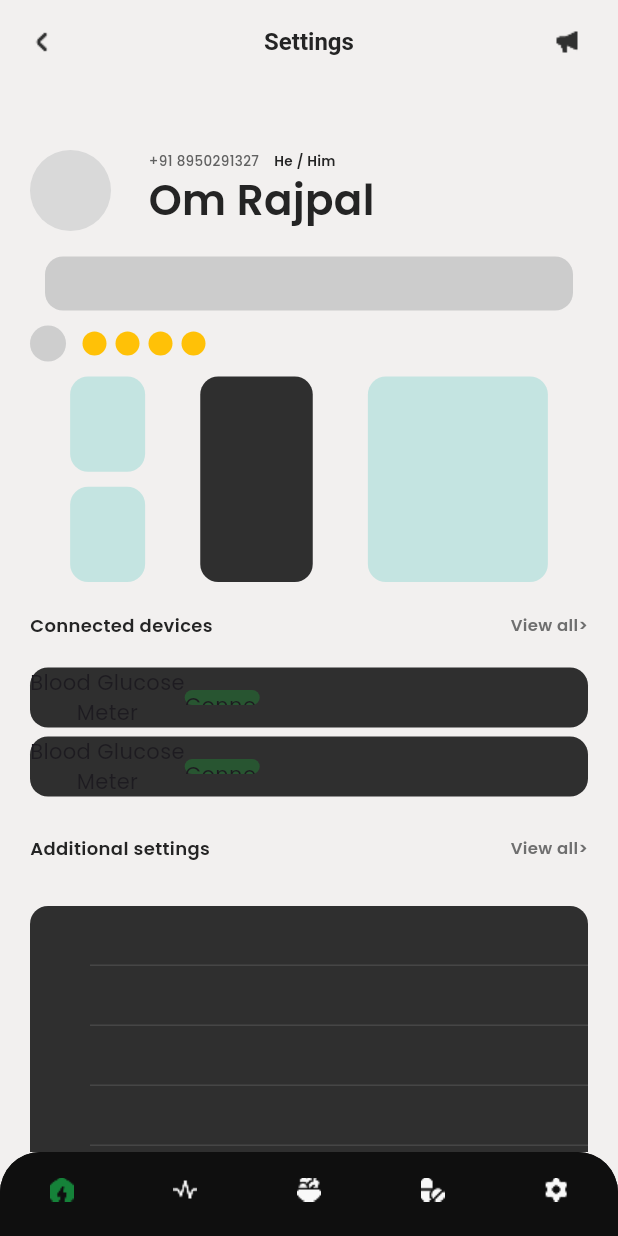
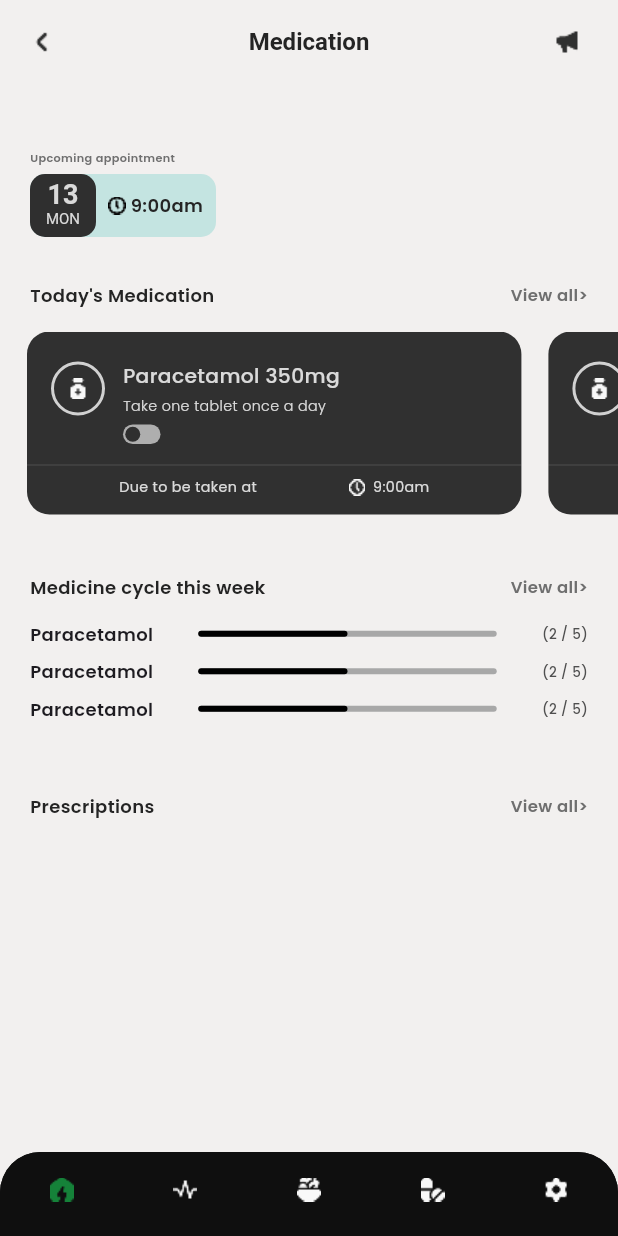
Before and after one commit to om13rajpal/diacare360, a Flutter app: the screen it shows after launch, item 2 of the bottom bar chosen, on a phone screen of 412 x 824 dp. Run offline on Flutter 3.47's test engine with Material 3 defaults, Android fonts, the light colour scheme and no system bars; drawn by our look-alikes of flutter_switch.

Commit message:
made the medication page (partial)

```diff
--- a/lib/navigation.dart
+++ b/lib/navigation.dart
@@ -1,3 +1,4 @@
+import 'package:diacare360/screens/medicine.dart';
 import 'package:diacare360/screens/settings.dart';
 import 'package:diacare360/screens/vitals.dart';
 import 'package:flutter/material.dart';
@@ -14,7 +15,7 @@ class _NavigationState extends State<Navigation> {
 
   final List<Widget> _currentPage = [
     Vitals(),
-    Settings(),
+    Medicine(),
     Settings(),
     Settings(),
     Settings(),
--- /dev/null
+++ b/lib/screens/medicine.dart
@@ -0,0 +1,182 @@
+import 'package:diacare360/utils/appbar.dart';
+import 'package:diacare360/utils/medicinecard.dart';
+import 'package:diacare360/utils/newsegment.dart';
+import 'package:flutter/material.dart';
+
+class Medicine extends StatelessWidget {
+  @override
+  Widget build(BuildContext context) {
+    return SafeArea(
+      child: CustomScrollView(
+        slivers: [
+          MyAppBar(title: 'Medication'),
+          SliverToBoxAdapter(
+            child: Padding(
+              padding: EdgeInsets.symmetric(horizontal: 20),
+              child: Column(
+                crossAxisAlignment: CrossAxisAlignment.start,
+                children: [
+                  Text(
+                    'Upcoming appointment',
+                    style: TextStyle(
+                      fontSize: 7.5,
+                      fontWeight: FontWeight.w600,
+                      color: Color(0xff6f6f6f),
+                    ),
+                  ),
+                  SizedBox(height: 5),
+                  Container(
+                    width: 124,
+                    height: 42,
+                    decoration: BoxDecoration(
+                      color: Color(0xffC4E4E1),
+                      borderRadius: BorderRadius.circular(10),
+                    ),
+                    child: Row(
+                      children: [
+                        Container(
+                          width: 44,
+                          height: 42,
+                          decoration: BoxDecoration(
+                            color: Color(0xff2F2F2F),
+                            borderRadius: BorderRadius.circular(10),
+                          ),
+                          child: Center(
+                            child: RichText(
+                              textAlign: TextAlign.center,
+                              text: TextSpan(
+                                children: [
+                                  TextSpan(
+                                    text: '13\n',
+                                    style: TextStyle(
+                                      fontSize: 18,
+                                      fontWeight: FontWeight.w600,
+                                      color: Color(0xffDADADA),
+                                      height: 1,
+                                    ),
+                                  ),
+                                  TextSpan(
+                                    text: 'MON',
+                                    style: TextStyle(
+                                      fontSize: 10,
+                                      fontWeight: FontWeight.w400,
+                                      color: Color(0xffDADADA),
+                                    ),
+                                  ),
+                                ],
+                              ),
+                            ),
+                          ),
+                        ),
+                        Padding(
+                          padding: const EdgeInsets.only(left: 8),
+                          child: Row(
+                            children: [
+                              Image.asset(
+                                'assets/icons/clock_dark.png',
+                                width: 12,
+                                cacheWidth: 12,
+                              ),
+                              SizedBox(width: 3),
+                              Text(
+                                '9:00am',
+                                style: TextStyle(
+                                  fontSize: 12,
+                                  fontWeight: FontWeight.w600,
+                                  color: Color(0xff242424),
+                                ),
+                              ),
+                            ],
+                          ),
+                        ),
+                      ],
+                    ),
+                  ),
+                ],
+              ),
+            ),
+          ),
+          SliverToBoxAdapter(child: SizedBox(height: 30)),
+          SliverToBoxAdapter(child: NewSegment(title: "Today's Medication")),
+          SliverToBoxAdapter(child: SizedBox(height: 16)),
+          SliverToBoxAdapter(
+            child: SizedBox(
+              height: 122,
+              child: ListView.builder(
+                scrollDirection: Axis.horizontal,
+                itemCount: 5,
+                physics: BouncingScrollPhysics(),
+                itemBuilder: (context, index) {
+                  return MedicineCard(
+                    title: 'Paracetamol 350mg',
+                    time: '9:00am',
+                  );
+                },
+              ),
+            ),
+          ),
+          SliverToBoxAdapter(
+            child: SizedBox(
+              height: 40,
+            ),
+          ),
+          SliverToBoxAdapter(
+            child: NewSegment(title: 'Medicine cycle this week'),
+          ),
+          SliverToBoxAdapter(child: SizedBox(height: 14)),
+          SliverToBoxAdapter(
+            child: Padding(
+              padding: const EdgeInsets.symmetric(horizontal: 20),
+              child: Column(
+                children: List.generate(3, (index) {
+                  return Padding(
+                    padding: const EdgeInsets.only(bottom: 8),
+                    child: Row(
+                      crossAxisAlignment: CrossAxisAlignment.center,
+                      children: [
+                        Text(
+                          'Paracetamol',
+                          style: TextStyle(
+                            fontSize: 12,
+                            fontWeight: FontWeight.w600,
+                          ),
+                        ),
+                        SizedBox(width: 30),
+                        Expanded(
+                          child: LinearProgressIndicator(
+                            borderRadius: BorderRadius.circular(20),
+                            backgroundColor: Color(0xffA8A8A8),
+                            color: Colors.black,
+                            minHeight: 4,
+                            value: 0.5,
+                          ),
+                        ),
+                        SizedBox(width: 30),
+                        Text(
+                          '(2 / 5)',
+                          style: TextStyle(
+                            fontSize: 9,
+                            color: Color(0xff4F4F4F),
+                            fontWeight: FontWeight.w500,
+                          ),
+                        ),
+                      ],
+                    ),
+                  );
+                }),
+              ),
+            ),
+          ),
+          SliverToBoxAdapter(
+            child: SizedBox(
+              height: 40,
+            ),
+          ),
+          SliverToBoxAdapter(
+            child: NewSegment(title: 'Prescriptions'),
+          )
+        ],
+      ),
+    );
+  }
+}
--- a/lib/screens/settings.dart
+++ b/lib/screens/settings.dart
@@ -7,8 +7,7 @@ class Settings extends StatelessWidget {
 
   @override
   Widget build(BuildContext context) {
-    return Scaffold(
-      body: SafeArea(
+    return SafeArea(
       child: CustomScrollView(
         slivers: [
           MyAppBar(title: 'Settings'),
@@ -18,10 +17,7 @@ class Settings extends StatelessWidget {
               child: Row(
                 crossAxisAlignment: CrossAxisAlignment.center,
                 children: [
-                    CircleAvatar(
-                      radius: 27,
-                      backgroundColor: Color(0xffD9D9D9),
-                    ),
+                  CircleAvatar(radius: 27, backgroundColor: Color(0xffD9D9D9)),
                   SizedBox(width: 25),
                   Column(
                     crossAxisAlignment: CrossAxisAlignment.start,
@@ -82,10 +78,7 @@ class Settings extends StatelessWidget {
               child: Row(
                 crossAxisAlignment: CrossAxisAlignment.center,
                 children: [
-                    CircleAvatar(
-                      radius: 12,
-                      backgroundColor: Color(0xffCECECE),
-                    ),
+                  CircleAvatar(radius: 12, backgroundColor: Color(0xffCECECE)),
                   SizedBox(width: 5),
                   SizedBox(
                     height: 18,
@@ -239,7 +232,6 @@ class Settings extends StatelessWidget {
           ),
         ],
       ),
-      ),
     );
   }
 }
--- a/pubspec.yaml
+++ b/pubspec.yaml
@@ -35,6 +35,7 @@ dependencies:
   # Use with the CupertinoIcons class for iOS style icons.
   cupertino_icons: ^1.0.8
   flutter_switch: ^0.3.2
+  percent_indicator: ^4.2.4
 
 dev_dependencies:
   flutter_test:
```
Also changed, not shown: pubspec.lock. Lines whose indentation alone changed are shown as unchanged.
